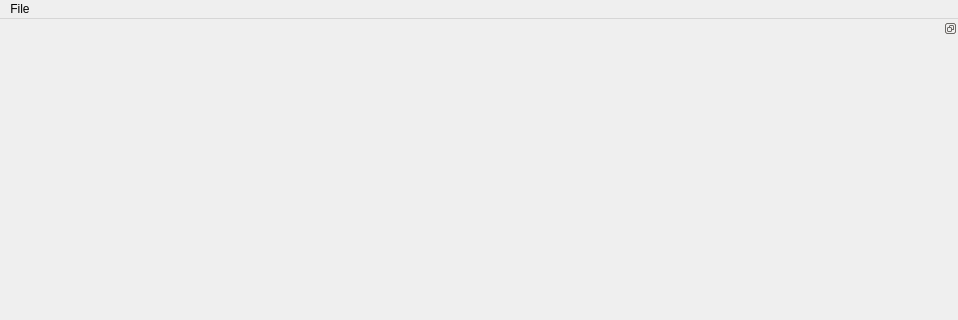
Above: af/gui/main.ui from manerotoni/afw before the change; both pictures show x 0 to 958 and y 0 to 320 of the 958 by 665 pixel window. Below: the same form after it.
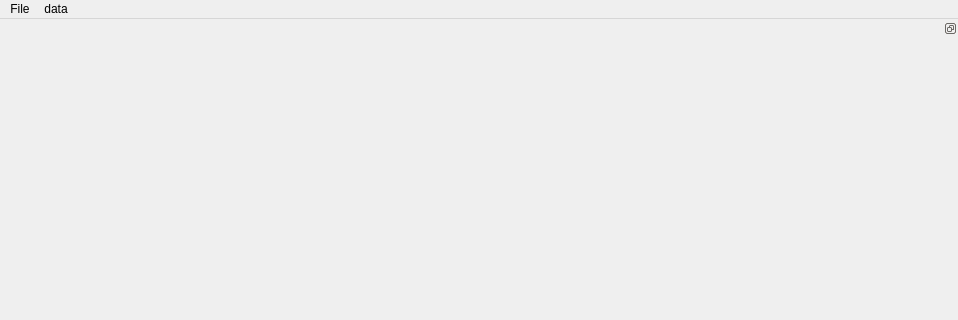
That is the form after the change.

```diff
--- a/af/gui/main.ui
+++ b/af/gui/main.ui
@@ -47,9 +47,15 @@
     </property>
     <addaction name="actionOpen"/>
     <addaction name="actionQuit"/>
-    <addaction name="actionImport"/>
+   </widget>
+   <widget class="QMenu" name="menuData">
+    <property name="title">
+     <string>data</string>
+    </property>
+    <addaction name="actionProcessTrainingSet"/>
    </widget>
    <addaction name="menuFile"/>
+   <addaction name="menuData"/>
   </widget>
   <widget class="QStatusBar" name="statusbar"/>
   <widget class="QDockWidget" name="sorting">
```
Left out of the diff: 33 changed lines with no effect on the pictures.
